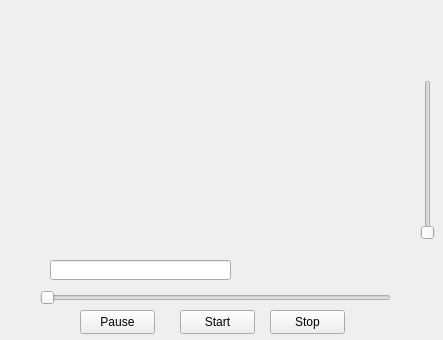
Before: the Qt Designer form playerwindow.ui in TakoyakiMimori/PlayerVideo-By-Qt, drawn with Qt 5.
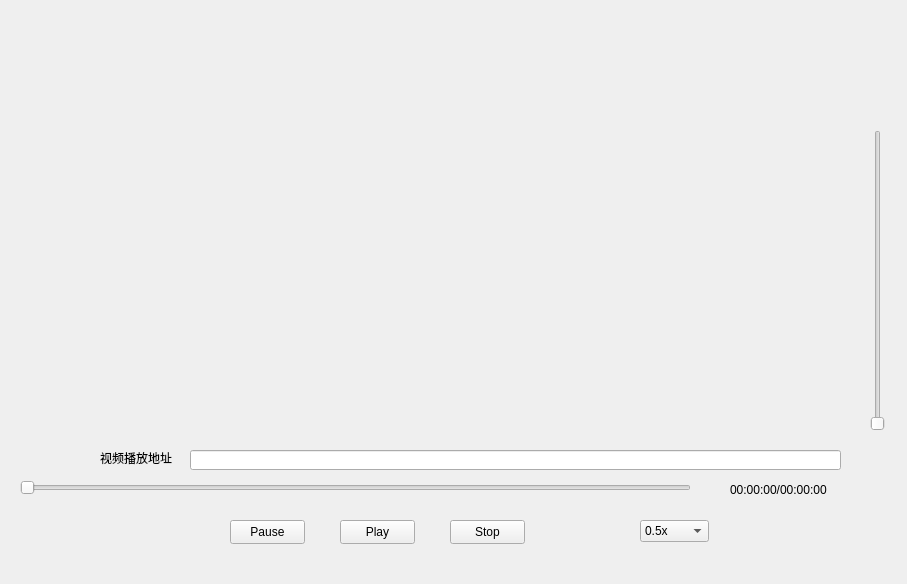
After: the same form once the commit is applied.

```diff
--- a/playerwindow.ui
+++ b/playerwindow.ui
@@ -6,8 +6,8 @@
    <rect>
     <x>0</x>
     <y>0</y>
-    <width>443</width>
-    <height>340</height>
+    <width>907</width>
+    <height>584</height>
    </rect>
   </property>
   <property name="windowTitle">
@@ -16,10 +16,10 @@
   <widget class="QSlider" name="VolumeSlider">
    <property name="geometry">
     <rect>
-     <x>420</x>
-     <y>80</y>
+     <x>870</x>
+     <y>130</y>
      <width>16</width>
-     <height>160</height>
+     <height>301</height>
     </rect>
    </property>
    <property name="orientation">
@@ -29,9 +29,9 @@
   <widget class="QSlider" name="VedioSlider">
    <property name="geometry">
     <rect>
-     <x>40</x>
-     <y>290</y>
-     <width>351</width>
+     <x>20</x>
+     <y>480</y>
+     <width>671</width>
      <height>16</height>
     </rect>
    </property>
@@ -42,21 +42,21 @@
   <widget class="QPushButton" name="StartButton">
    <property name="geometry">
     <rect>
-     <x>180</x>
-     <y>310</y>
+     <x>340</x>
+     <y>520</y>
      <width>75</width>
      <height>24</height>
     </rect>
    </property>
    <property name="text">
-    <string>Start</string>
+    <string>Play</string>
    </property>
   </widget>
   <widget class="QPushButton" name="StopButton">
    <property name="geometry">
     <rect>
-     <x>270</x>
-     <y>310</y>
+     <x>450</x>
+     <y>520</y>
      <width>75</width>
      <height>24</height>
     </rect>
@@ -68,9 +68,9 @@
   <widget class="QLineEdit" name="PlayerUrl">
    <property name="geometry">
     <rect>
-     <x>50</x>
-     <y>260</y>
-     <width>181</width>
+     <x>190</x>
+     <y>450</y>
+     <width>651</width>
      <height>20</height>
     </rect>
    </property>
@@ -78,8 +78,8 @@
   <widget class="QPushButton" name="PauseButton">
    <property name="geometry">
     <rect>
-     <x>80</x>
-     <y>310</y>
+     <x>230</x>
+     <y>520</y>
      <width>75</width>
      <height>24</height>
     </rect>
@@ -88,6 +88,72 @@
     <string>Pause</string>
    </property>
   </widget>
+  <widget class="QWidget" name="VideoWidget" native="true">
+   <property name="geometry">
+    <rect>
+     <x>30</x>
+     <y>20</y>
+     <width>821</width>
+     <height>411</height>
+    </rect>
+   </property>
+  </widget>
+  <widget class="QComboBox" name="RateComboBox">
+   <property name="geometry">
+    <rect>
+     <x>640</x>
+     <y>520</y>
+     <width>69</width>
+     <height>22</height>
+    </rect>
+   </property>
+   <item>
+    <property name="text">
+     <string>0.5x</string>
+    </property>
+   </item>
+   <item>
+    <property name="text">
+     <string>1.0x</string>
+    </property>
+   </item>
+   <item>
+    <property name="text">
+     <string>1.5x</string>
+    </property>
+   </item>
+   <item>
+    <property name="text">
+     <string>2.0x</string>
+    </property>
+   </item>
+  </widget>
+  <widget class="QLabel" name="label">
+   <property name="geometry">
+    <rect>
+     <x>100</x>
+     <y>450</y>
+     <width>91</width>
+     <height>16</height>
+    </rect>
+   </property>
+   <property name="text">
+    <string>视频播放地址</string>
+   </property>
+  </widget>
+  <widget class="QLabel" name="TimerEdit">
+   <property name="geometry">
+    <rect>
+     <x>730</x>
+     <y>480</y>
+     <width>141</width>
+     <height>20</height>
+    </rect>
+   </property>
+   <property name="text">
+    <string>00:00:00/00:00:00</string>
+   </property>
+  </widget>
  </widget>
  <resources/>
  <connections/>
```
Left out of the diff: 2 changed lines with no effect on the pictures.
